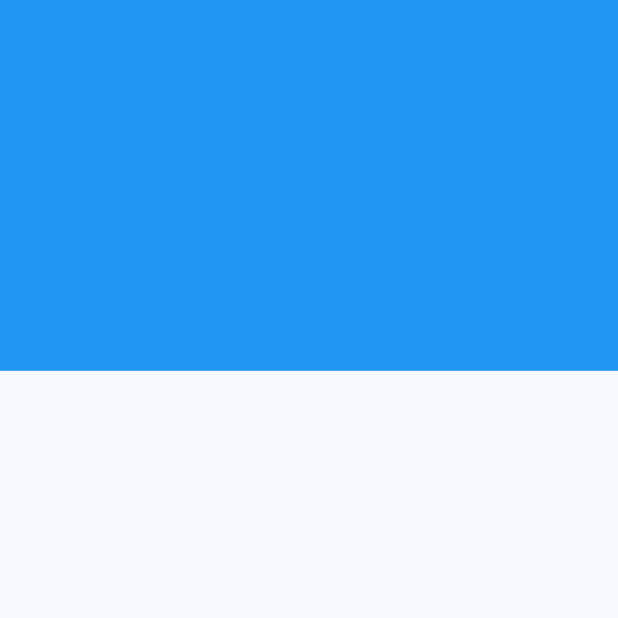
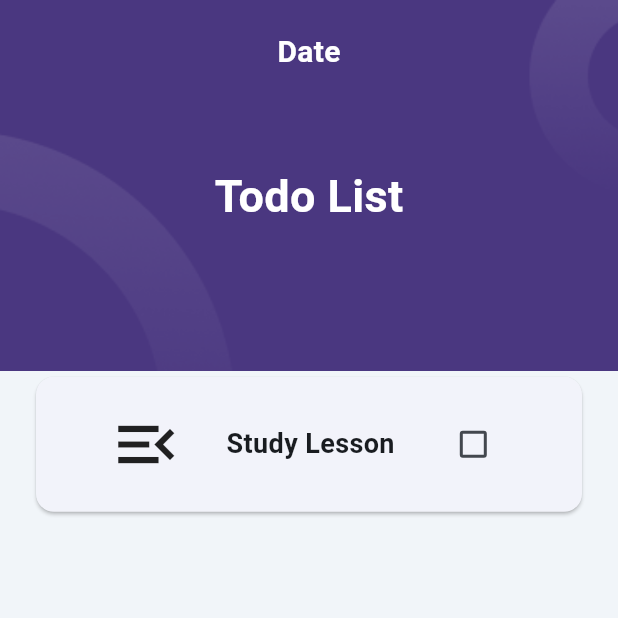
Before and after one commit to Atarapa0/Todolist, a Flutter app: the screen it shows after launch, on a phone screen of 412 x 824 dp, the top half of it. Run offline on Flutter 3.47's test engine with Material 3 defaults, Android fonts, the phone set to English and light mode, and no system bars; our stand-ins replace hexcolor.

Commit message:
Card oluşturuldu

```diff
--- a/lib/UI/home_page.dart
+++ b/lib/UI/home_page.dart
@@ -1,4 +1,6 @@
 import 'package:flutter/material.dart';
+import 'package:hexcolor/hexcolor.dart';
+import '../constants/constans.dart';
 
 class HomePage extends StatefulWidget {
   const HomePage({super.key});
@@ -8,15 +10,85 @@ class HomePage extends StatefulWidget {
 }
 
 class _HomePageState extends State<HomePage> {
+  bool isChecked = false;
   @override
   Widget build(BuildContext context) {
-    double devicewith = MediaQuery.of(context).size.width;
-    double deviceheight = MediaQuery.of(context).size.height;
-    return Scaffold(
-      body: Container(
-        width: devicewith,
-        height: deviceheight * 0.3,
-        color: Colors.blue,
+    double deviceWidth = MediaQuery.of(context).size.width;
+    double deviceHeight = MediaQuery.of(context).size.height;
+    return SafeArea(
+      child: Scaffold(
+        backgroundColor: HexColor(backgroundColor),
+        body: Column(
+          children: [
+            Container(
+              width: deviceWidth,
+              height: deviceHeight * 0.3,
+              decoration: BoxDecoration(
+                image: DecorationImage(
+                  image: AssetImage("assets/Header/Header.png"),
+                  fit: BoxFit.cover,
+                ),
+              ),
+              child: Column(
+                children: [
+                  Padding(
+                    padding: const EdgeInsets.all(20),
+                    child: Text(
+                      'Date',
+                      style: TextStyle(
+                          color: Colors.white,
+                          fontSize: 20,
+                          fontWeight: FontWeight.bold),
+                    ),
+                  ),
+                  Padding(
+                    padding: const EdgeInsets.all(40.0),
+                    child: Text(
+                      'Todo List',
+                      style: TextStyle(
+                          color: Colors.white,
+                          fontSize: 30,
+                          fontWeight: FontWeight.bold),
+                    ),
+                  )
+                ],
+              ),
+            ),
+            Column(
+              children: [
+                Padding(
+                  padding: const EdgeInsets.symmetric(horizontal: 20),
+                  child: Card(
+                    child: Padding(
+                      padding: const EdgeInsets.all(20),
+                      child: Row(
+                        mainAxisAlignment: MainAxisAlignment.spaceEvenly,
+                        children: [
+                          Icon(
+                            Icons.menu_open_outlined,
+                            size: 50,
+                          ),
+                          Text(
+                            'Study Lesson',
+                            style: TextStyle(
+                                fontWeight: FontWeight.bold, fontSize: 18),
+                          ),
+                          Checkbox(
+                              value: isChecked,
+                              onChanged: (val) => {
+                                    setState(() {
+                                      isChecked = val!;
+                                    })
+                                  }),
+                        ],
+                      ),
+                    ),
+                  ),
+                ),
+              ],
+            ),
+          ],
+        ),
       ),
     );
   }
--- /dev/null
+++ b/lib/constants/constans.dart
@@ -0,0 +1,3 @@
+const String primaryColor = "#525FE1";
+const String secondaryColor = "#F86F03";
+const String backgroundColor = "#F1F5F9";
--- a/pubspec.yaml
+++ b/pubspec.yaml
@@ -34,6 +34,7 @@ dependencies:
   # The following adds the Cupertino Icons font to your application.
   # Use with the CupertinoIcons class for iOS style icons.
   cupertino_icons: ^1.0.8
+  hexcolor: ^3.0.1
 
 dev_dependencies:
   flutter_test:
@@ -58,8 +59,9 @@ flutter:
   uses-material-design: true
 
   # To add assets to your application, add an assets section, like this:
-  # assets:
-  #   - images/a_dot_burr.jpeg
+  assets:
+   - assets/Header/
+   - assets/
   #   - images/a_dot_ham.jpeg
 
   # An image asset can refer to one or more resolution-specific "variants", see
```
Also changed, not shown: assets/Header/Header.png (added), pubspec.lock, 10 other files.
